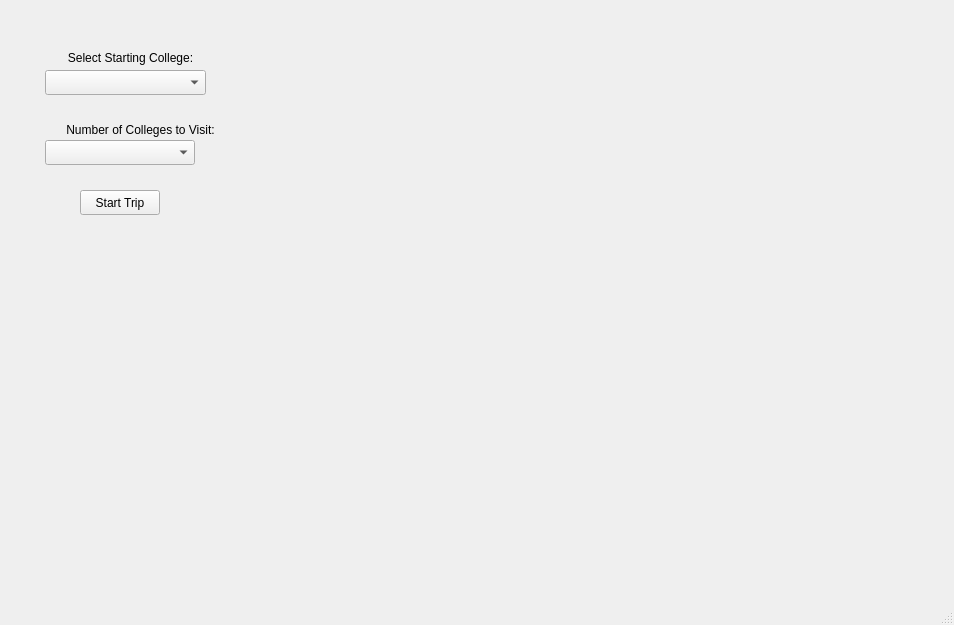
Old version of the form basictripwindow.ui in the repository Cleru15/college_tour_app.
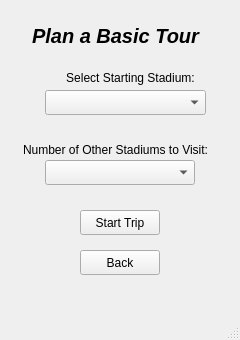
New version of the form.

The edit to the form file:
```diff
--- a/basictripwindow.ui
+++ b/basictripwindow.ui
@@ -6,8 +6,8 @@
    <rect>
     <x>0</x>
     <y>0</y>
-    <width>954</width>
-    <height>625</height>
+    <width>240</width>
+    <height>340</height>
    </rect>
   </property>
   <property name="windowTitle">
@@ -18,7 +18,7 @@
     <property name="geometry">
      <rect>
       <x>80</x>
-      <y>190</y>
+      <y>210</y>
       <width>80</width>
       <height>25</height>
      </rect>
@@ -31,7 +31,7 @@
     <property name="geometry">
      <rect>
       <x>45</x>
-      <y>140</y>
+      <y>160</y>
       <width>150</width>
       <height>25</height>
      </rect>
@@ -41,7 +41,7 @@
     <property name="geometry">
      <rect>
       <x>45</x>
-      <y>70</y>
+      <y>90</y>
       <width>161</width>
       <height>25</height>
      </rect>
@@ -51,13 +51,13 @@
     <property name="geometry">
      <rect>
       <x>45</x>
-      <y>50</y>
+      <y>70</y>
       <width>171</width>
       <height>16</height>
      </rect>
     </property>
     <property name="text">
-     <string>Select Starting College:</string>
+     <string>Select Starting Stadium:</string>
     </property>
     <property name="alignment">
      <set>Qt::AlignmentFlag::AlignCenter</set>
@@ -66,14 +66,50 @@
    <widget class="QLabel" name="numCollegestoVisitLabelBT">
     <property name="geometry">
      <rect>
-      <x>45</x>
-      <y>120</y>
+      <x>20</x>
+      <y>140</y>
       <width>191</width>
       <height>20</height>
      </rect>
     </property>
     <property name="text">
-     <string>Number of Colleges to Visit:</string>
+     <string>Number of Other Stadiums to Visit:</string>
+    </property>
+    <property name="alignment">
+     <set>Qt::AlignmentFlag::AlignCenter</set>
+    </property>
+   </widget>
+   <widget class="QPushButton" name="backButtonBT">
+    <property name="geometry">
+     <rect>
+      <x>80</x>
+      <y>250</y>
+      <width>80</width>
+      <height>25</height>
+     </rect>
+    </property>
+    <property name="text">
+     <string>Back</string>
+    </property>
+   </widget>
+   <widget class="QLabel" name="titleBT">
+    <property name="geometry">
+     <rect>
+      <x>10</x>
+      <y>20</y>
+      <width>211</width>
+      <height>31</height>
+     </rect>
+    </property>
+    <property name="font">
+     <font>
+      <pointsize>15</pointsize>
+      <italic>true</italic>
+      <bold>true</bold>
+     </font>
+    </property>
+    <property name="text">
+     <string>Plan a Basic Tour</string>
     </property>
     <property name="alignment">
      <set>Qt::AlignmentFlag::AlignCenter</set>
```
Left out of the diff: 12 changed lines with no effect on the pictures.
